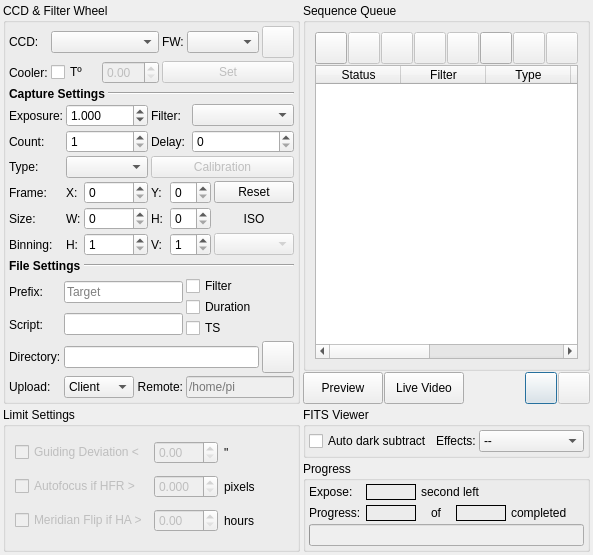
KDE/kstars, file kstars/ekos/capture/capture.ui: the form before one commit.
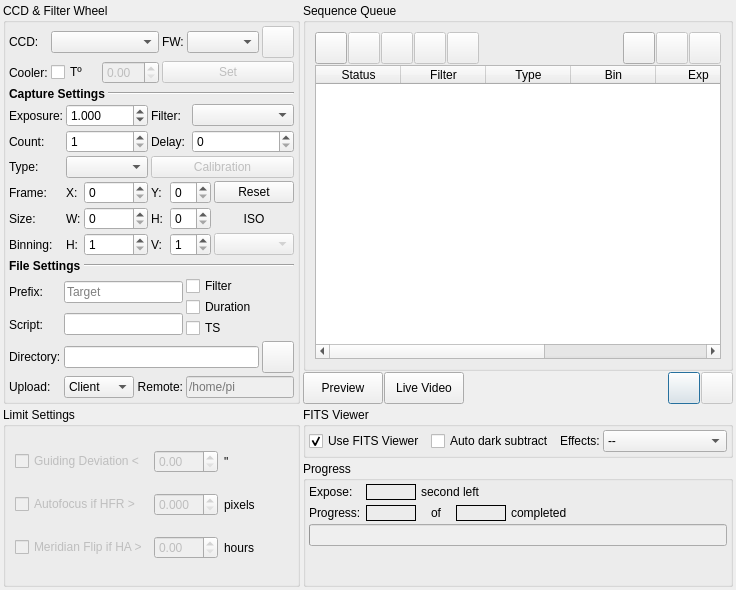
The form after the commit.

Patch:
```diff
--- a/kstars/ekos/capture/capture.ui
+++ b/kstars/ekos/capture/capture.ui
@@ -6,8 +6,8 @@
    <rect>
     <x>0</x>
     <y>0</y>
-    <width>587</width>
-    <height>544</height>
+    <width>736</width>
+    <height>590</height>
    </rect>
   </property>
   <layout class="QGridLayout" name="gridLayout_5" columnstretch="1,2">
@@ -1546,13 +1546,35 @@
         <property name="bottomMargin">
          <number>3</number>
         </property>
+        <item>
+         <widget class="QCheckBox" name="useFITSViewerInCapture">
+          <property name="sizePolicy">
+           <sizepolicy hsizetype="Minimum" vsizetype="Fixed">
+            <horstretch>0</horstretch>
+            <verstretch>0</verstretch>
+           </sizepolicy>
+          </property>
+          <property name="text">
+           <string>Use FITS Viewer </string>
+          </property>
+          <property name="checked">
+           <bool>true</bool>
+          </property>
+         </widget>
+        </item>
         <item>
          <widget class="QCheckBox" name="darkSubCheck">
+          <property name="sizePolicy">
+           <sizepolicy hsizetype="Minimum" vsizetype="Fixed">
+            <horstretch>0</horstretch>
+            <verstretch>0</verstretch>
+           </sizepolicy>
+          </property>
           <property name="toolTip">
            <string>Perform automatic dark subtraction in preview mode</string>
           </property>
           <property name="text">
-           <string>Auto dark subtract</string>
+           <string>Auto dark subtract </string>
           </property>
           <property name="checked">
            <bool>false</bool>
```
